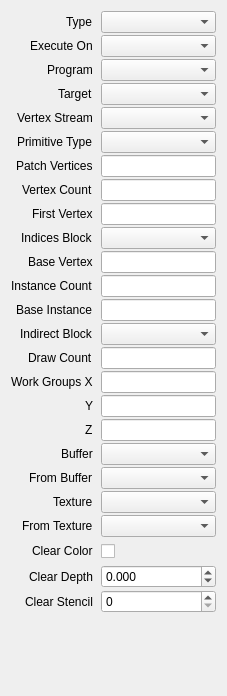
Above: src/session/CallProperties.ui from houmain/gpupad before the change. Below: the same form after it.
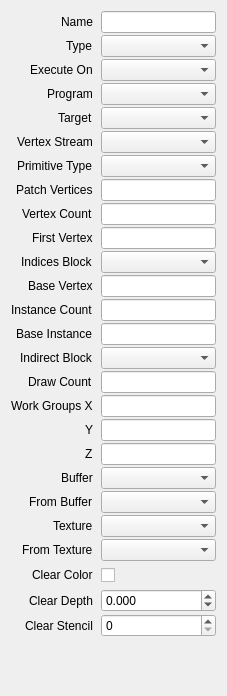
That is the form after the change. Custom widgets are drawn as their Qt base class.

Patch:
```diff
--- a/src/session/CallProperties.ui
+++ b/src/session/CallProperties.ui
@@ -34,234 +34,234 @@
      <property name="bottomMargin">
       <number>0</number>
      </property>
-     <item row="0" column="0">
+     <item row="1" column="0">
       <widget class="QLabel" name="labelType">
        <property name="text">
         <string>Type</string>
        </property>
       </widget>
      </item>
-     <item row="0" column="1">
+     <item row="1" column="1">
       <widget class="DataComboBox" name="type"/>
      </item>
-     <item row="1" column="0">
+     <item row="2" column="0">
       <widget class="QLabel" name="labelExecuteOn">
        <property name="text">
         <string>Execute On</string>
        </property>
       </widget>
      </item>
-     <item row="1" column="1">
+     <item row="2" column="1">
       <widget class="DataComboBox" name="executeOn"/>
      </item>
-     <item row="2" column="0">
+     <item row="3" column="0">
       <widget class="QLabel" name="labelProgram">
        <property name="text">
         <string>Program</string>
        </property>
       </widget>
      </item>
-     <item row="2" column="1">
+     <item row="3" column="1">
       <widget class="ReferenceComboBox" name="program"/>
      </item>
-     <item row="3" column="0">
+     <item row="4" column="0">
       <widget class="QLabel" name="labelTarget">
        <property name="text">
         <string>Target</string>
        </property>
       </widget>
      </item>
-     <item row="3" column="1">
+     <item row="4" column="1">
       <widget class="ReferenceComboBox" name="target"/>
      </item>
-     <item row="4" column="0">
+     <item row="5" column="0">
       <widget class="QLabel" name="labelVertexStream">
        <property name="text">
         <string>Vertex Stream</string>
        </property>
       </widget>
      </item>
-     <item row="4" column="1">
+     <item row="5" column="1">
       <widget class="ReferenceComboBox" name="vertexStream"/>
      </item>
-     <item row="5" column="0">
+     <item row="6" column="0">
       <widget class="QLabel" name="labelPrimitiveType">
        <property name="text">
         <string>Primitive Type</string>
        </property>
       </widget>
      </item>
-     <item row="5" column="1">
+     <item row="6" column="1">
       <widget class="DataComboBox" name="primitiveType"/>
      </item>
-     <item row="6" column="0">
+     <item row="7" column="0">
       <widget class="QLabel" name="labelPatchVertices">
        <property name="text">
         <string>Patch Vertices</string>
        </property>
       </widget>
      </item>
-     <item row="6" column="1">
+     <item row="7" column="1">
       <widget class="ExpressionLineEdit" name="patchVertices"/>
      </item>
-     <item row="7" column="0">
+     <item row="8" column="0">
       <widget class="QLabel" name="labelVertexCount">
        <property name="text">
         <string>Vertex Count</string>
        </property>
       </widget>
      </item>
-     <item row="7" column="1">
+     <item row="8" column="1">
       <widget class="ExpressionLineEdit" name="vertexCount"/>
      </item>
-     <item row="8" column="0">
+     <item row="9" column="0">
       <widget class="QLabel" name="labelFirstVertex">
        <property name="text">
         <string>First Vertex</string>
        </property>
       </widget>
      </item>
-     <item row="8" column="1">
+     <item row="9" column="1">
       <widget class="ExpressionLineEdit" name="firstVertex"/>
      </item>
-     <item row="9" column="0">
+     <item row="10" column="0">
       <widget class="QLabel" name="labelIndexBufferBlock">
        <property name="text">
         <string>Indices Block</string>
        </property>
       </widget>
      </item>
-     <item row="9" column="1">
+     <item row="10" column="1">
       <widget class="ReferenceComboBox" name="indexBufferBlock"/>
      </item>
-     <item row="10" column="0">
+     <item row="11" column="0">
       <widget class="QLabel" name="labelBaseVertex">
        <property name="text">
         <string>Base Vertex</string>
        </property>
       </widget>
      </item>
-     <item row="10" column="1">
+     <item row="11" column="1">
       <widget class="ExpressionLineEdit" name="baseVertex"/>
      </item>
-     <item row="11" column="0">
+     <item row="12" column="0">
       <widget class="QLabel" name="labelInstanceCount">
        <property name="text">
         <string>Instance Count</string>
        </property>
       </widget>
      </item>
-     <item row="11" column="1">
+     <item row="12" column="1">
       <widget class="ExpressionLineEdit" name="instanceCount"/>
      </item>
-     <item row="12" column="0">
+     <item row="13" column="0">
       <widget class="QLabel" name="labelBaseInstance">
        <property name="text">
         <string>Base Instance</string>
        </property>
       </widget>
      </item>
-     <item row="12" column="1">
+     <item row="13" column="1">
       <widget class="ExpressionLineEdit" name="baseInstance"/>
      </item>
-     <item row="13" column="0">
+     <item row="14" column="0">
       <widget class="QLabel" name="labelIndirectBufferBlock">
        <property name="text">
         <string>Indirect Block</string>
        </property>
       </widget>
      </item>
-     <item row="13" column="1">
+     <item row="14" column="1">
       <widget class="ReferenceComboBox" name="indirectBufferBlock"/>
      </item>
-     <item row="14" column="0">
+     <item row="15" column="0">
       <widget class="QLabel" name="labelDrawCount">
        <property name="text">
         <string>Draw Count</string>
        </property>
       </widget>
      </item>
-     <item row="14" column="1">
+     <item row="15" column="1">
       <widget class="ExpressionLineEdit" name="drawCount"/>
      </item>
-     <item row="15" column="0">
+     <item row="16" column="0">
       <widget class="QLabel" name="labelWorkGroupsX">
        <property name="text">
         <string>Work Groups X</string>
        </property>
       </widget>
      </item>
-     <item row="15" column="1">
+     <item row="16" column="1">
       <widget class="ExpressionLineEdit" name="workGroupsX"/>
      </item>
-     <item row="16" column="0">
+     <item row="17" column="0">
       <widget class="QLabel" name="labelWorkGroupsY">
        <property name="text">
         <string>Y</string>
        </property>
       </widget>
      </item>
-     <item row="16" column="1">
+     <item row="17" column="1">
       <widget class="ExpressionLineEdit" name="workGroupsY"/>
      </item>
-     <item row="17" column="0">
+     <item row="18" column="0">
       <widget class="QLabel" name="labelWorkGroupsZ">
        <property name="text">
         <string>Z</string>
        </property>
       </widget>
      </item>
-     <item row="17" column="1">
+     <item row="18" column="1">
       <widget class="ExpressionLineEdit" name="workGroupsZ"/>
      </item>
-     <item row="18" column="0">
+     <item row="19" column="0">
       <widget class="QLabel" name="labelBuffer">
        <property name="text">
         <string>Buffer</string>
        </property>
       </widget>
      </item>
-     <item row="18" column="1">
+     <item row="19" column="1">
       <widget class="ReferenceComboBox" name="buffer"/>
      </item>
-     <item row="19" column="0">
+     <item row="20" column="0">
       <widget class="QLabel" name="labelFromBuffer">
        <property name="text">
         <string>From Buffer</string>
        </property>
       </widget>
      </item>
-     <item row="19" column="1">
+     <item row="20" column="1">
       <widget class="ReferenceComboBox" name="fromBuffer"/>
      </item>
-     <item row="20" column="0">
+     <item row="21" column="0">
       <widget class="QLabel" name="labelTexture">
        <property name="text">
         <string>Texture</string>
        </property>
       </widget>
      </item>
-     <item row="20" column="1">
+     <item row="21" column="1">
       <widget class="ReferenceComboBox" name="texture"/>
      </item>
-     <item row="21" column="0">
+     <item row="22" column="0">
       <widget class="QLabel" name="labelFromTexture">
        <property name="text">
         <string>From Texture</string>
        </property>
       </widget>
      </item>
-     <item row="21" column="1">
+     <item row="22" column="1">
       <widget class="ReferenceComboBox" name="fromTexture"/>
      </item>
-     <item row="22" column="0">
+     <item row="23" column="0">
       <widget class="QLabel" name="labelClearColor">
        <property name="text">
         <string>Clear Color</string>
        </property>
       </widget>
      </item>
-     <item row="22" column="1">
+     <item row="23" column="1">
       <widget class="ColorPicker" name="clearColor">
        <property name="minimumSize">
         <size>
@@ -271,14 +271,14 @@
        </property>
       </widget>
      </item>
-     <item row="23" column="0">
+     <item row="24" column="0">
       <widget class="QLabel" name="labelClearDepth">
        <property name="text">
         <string>Clear Depth</string>
        </property>
       </widget>
      </item>
-     <item row="23" column="1">
+     <item row="24" column="1">
       <widget class="QDoubleSpinBox" name="clearDepth">
        <property name="decimals">
         <number>3</number>
@@ -294,20 +294,30 @@
        </property>
       </widget>
      </item>
-     <item row="24" column="0">
+     <item row="25" column="0">
       <widget class="QLabel" name="labelClearStencil">
        <property name="text">
         <string>Clear Stencil</string>
        </property>
       </widget>
      </item>
-     <item row="24" column="1">
+     <item row="25" column="1">
       <widget class="QSpinBox" name="clearStencil">
        <property name="maximum">
         <number>255</number>
        </property>
       </widget>
      </item>
+     <item row="0" column="1">
+      <widget class="QLineEdit" name="name"/>
+     </item>
+     <item row="0" column="0">
+      <widget class="QLabel" name="labelName">
+       <property name="text">
+        <string>Name</string>
+       </property>
+      </widget>
+     </item>
     </layout>
    </item>
   </layout>
```
